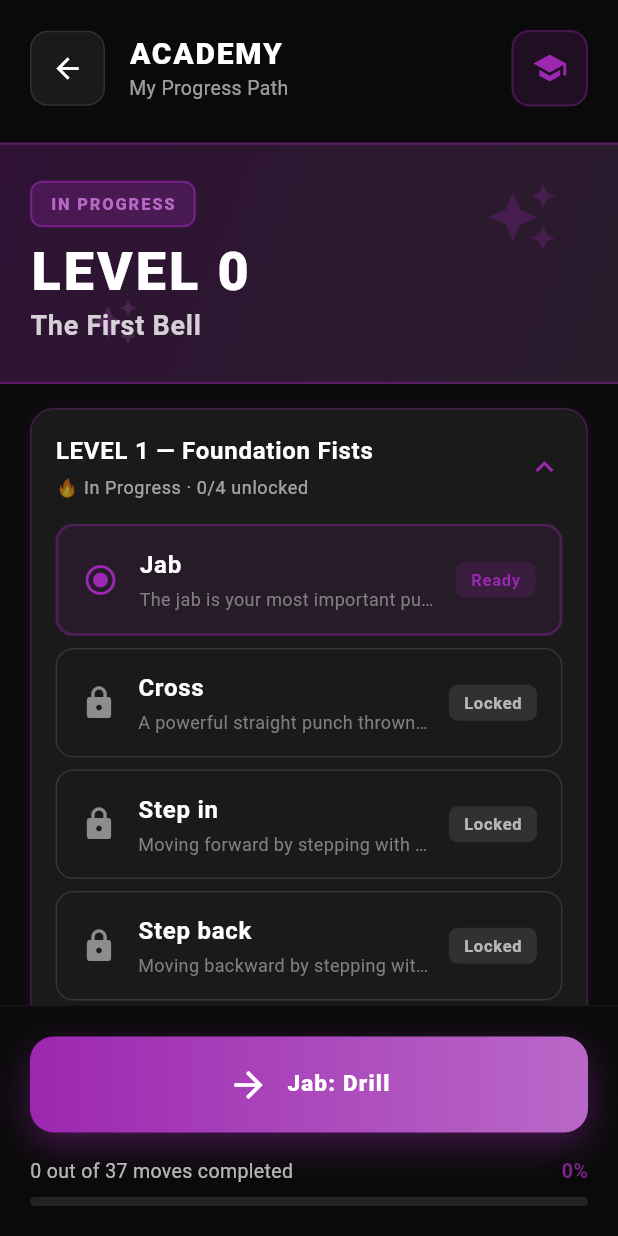
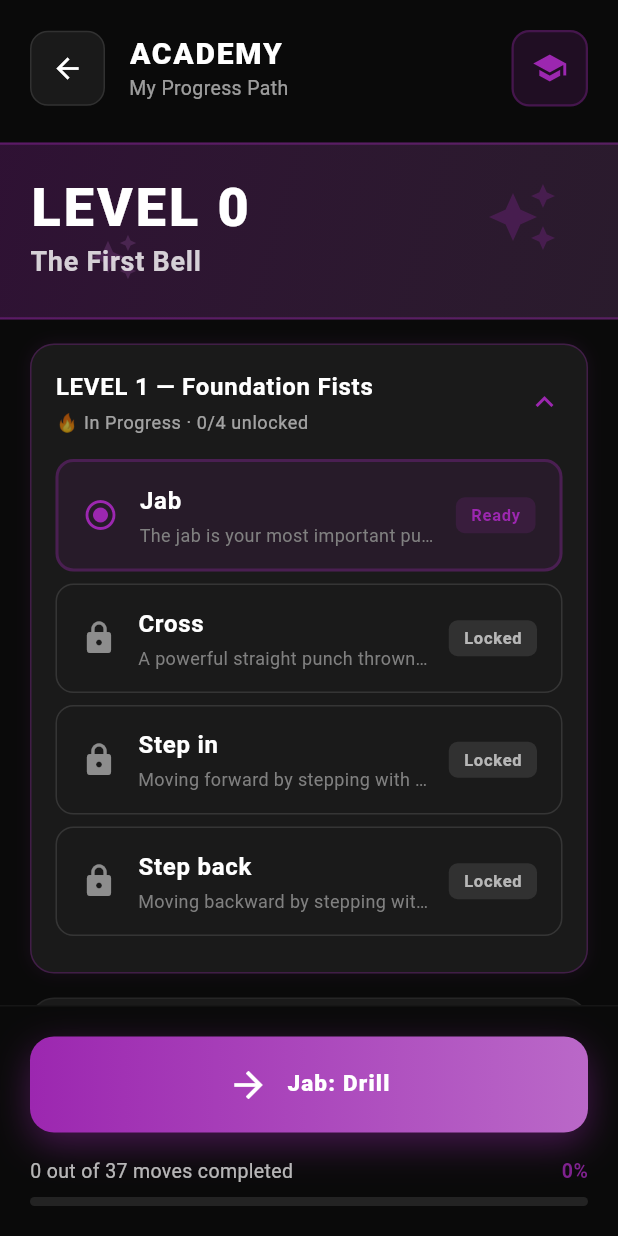
Before and after one commit to mikebg95/fight-my-shadow, a Flutter app: the LearningProgressScreen screen opened by its route, on a phone screen of 412 x 824 dp. Run offline on Flutter 3.47's test engine with Material 3 defaults, Android fonts, the phone set to English and light mode, and no system bars; our stand-ins replace audioplayers, flutter_tts, shared_preferences; accounts and stored records are empty.

Commit message:
Remove badge from Academy hero banner
Simplified the hero banner to show only the level number and name,
removing the IN PROGRESS/COMPLETED badge as requested.

🤖 Generated with [Claude Code](https://claude.com/claude-code)

Co-Authored-By: Claude Opus 4.5 <noreply@anthropic.com>

```diff
--- a/lib/screens/learning_progress_screen.dart
+++ b/lib/screens/learning_progress_screen.dart
@@ -104,19 +104,16 @@ class LearningProgressScreen extends StatelessWidget {
     // Determine display text
     String levelText;
     String levelName;
-    bool isCompleted;
 
     if (highestCompletedLevel == 0) {
       // No levels completed yet
       levelText = 'LEVEL 0';
       levelName = 'The First Bell';
-      isCompleted = false;
     } else {
       // Get the level name from any move in that level
       final levelMoves = allLearningMoves.where((m) => m.level == highestCompletedLevel).toList();
       levelText = 'LEVEL $highestCompletedLevel';
       levelName = levelMoves.isNotEmpty ? levelMoves.first.levelName : 'Unknown';
-      isCompleted = true;
     }
 
     return Container(
@@ -169,33 +166,6 @@ class LearningProgressScreen extends StatelessWidget {
           Column(
             crossAxisAlignment: CrossAxisAlignment.start,
             children: [
-              // Badge
-              Container(
-                padding: const EdgeInsets.symmetric(horizontal: 12, vertical: 6),
-                decoration: BoxDecoration(
-                  color: isCompleted
-                      ? Colors.green.shade400.withValues(alpha: 0.2)
-                      : _academyPrimary.withValues(alpha: 0.25),
-                  borderRadius: BorderRadius.circular(8),
-                  border: Border.all(
-                    color: isCompleted
-                        ? Colors.green.shade400.withValues(alpha: 0.5)
-                        : _academyPrimary.withValues(alpha: 0.5),
-                    width: 1.5,
-                  ),
-                ),
-                child: Text(
-                  isCompleted ? 'COMPLETED' : 'IN PROGRESS',
-                  style: TextStyle(
-                    fontSize: 11,
-                    fontWeight: FontWeight.w800,
-                    color: isCompleted ? Colors.green.shade300 : _academySecondary,
-                    letterSpacing: 1.2,
-                  ),
-                ),
-              ),
-              const SizedBox(height: 12),
-
               // Level number
               Text(
                 levelText,
```
